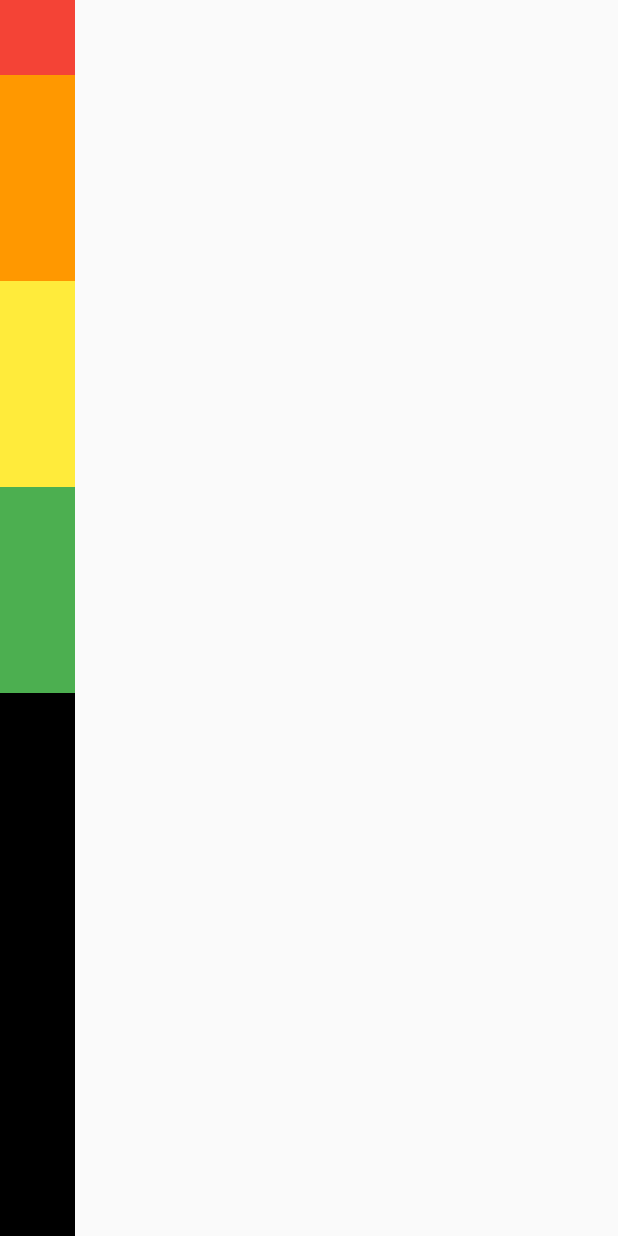
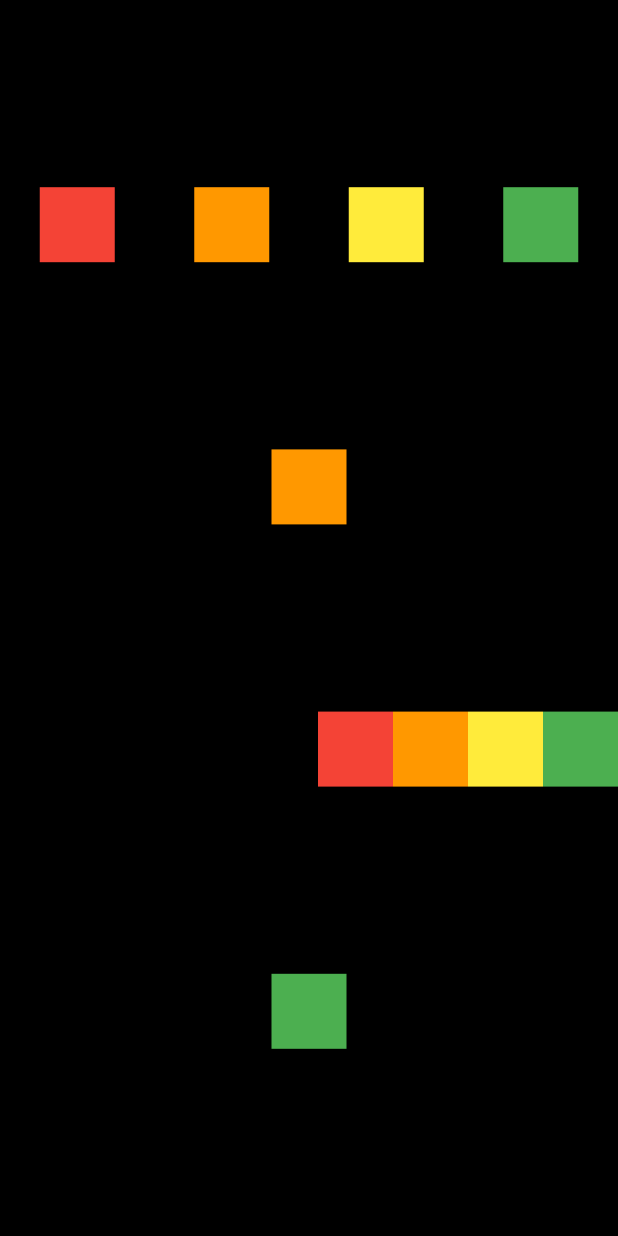
Before and after one commit to yh0921k/flutter_playground, a Flutter app: the screen it shows after launch, on a phone screen of 412 x 824 dp. Run offline on Flutter 3.47's test engine with Material 2 defaults, Android fonts, the phone set to English and light mode, and no system bars.

Commit message:
feat: Row, Column 실습 테스트

```diff
--- a/lib/screen/home_screen.dart
+++ b/lib/screen/home_screen.dart
@@ -10,42 +10,79 @@ class HomeScreen extends StatelessWidget {
         bottom: false,
         child: Container(
           color: Colors.black,
-          child: Column(
-            mainAxisAlignment: MainAxisAlignment.start,
-            crossAxisAlignment: CrossAxisAlignment.start,
-            mainAxisSize: MainAxisSize.max,
+          child: Column(mainAxisAlignment: MainAxisAlignment.spaceEvenly,
             children: [
-              Flexible(
-                flex: 3,
-                child: Container(
-                  width: 50.0,
-                  height: 50.0,
+            Row(
+              mainAxisAlignment: MainAxisAlignment.spaceAround,
+              children: [
+                Container(
                   color: Colors.red,
+                  width: 50,
+                  height: 50,
                 ),
-              ),
-              Expanded(
-                child: Container(
-                  width: 50.0,
-                  height: 50.0,
+                Container(
                   color: Colors.orange,
+                  width: 50,
+                  height: 50,
                 ),
-              ),
-              Expanded(
-                child: Container(
-                  width: 50.0,
-                  height: 50.0,
+                Container(
                   color: Colors.yellow,
+                  width: 50,
+                  height: 50,
                 ),
-              ),
-              Expanded(
-                child: Container(
-                  width: 50.0,
-                  height: 50.0,
+                Container(
                   color: Colors.green,
+                  width: 50,
+                  height: 50,
+                )
+              ],
+            ),
+            Row(
+              mainAxisAlignment: MainAxisAlignment.center,
+              children: [
+                Container(
+                  color: Colors.orange,
+                  width: 50,
+                  height: 50,
+                )
+              ],
+            ),
+            Row(
+              mainAxisAlignment: MainAxisAlignment.end,
+              children: [
+                Container(
+                  color: Colors.red,
+                  width: 50,
+                  height: 50,
                 ),
-              )
-            ],
-          ),
+                Container(
+                  color: Colors.orange,
+                  width: 50,
+                  height: 50,
+                ),
+                Container(
+                  color: Colors.yellow,
+                  width: 50,
+                  height: 50,
+                ),
+                Container(
+                  color: Colors.green,
+                  width: 50,
+                  height: 50,
+                )
+              ],
+            ),
+            Row(
+              mainAxisAlignment: MainAxisAlignment.center,
+              children: [
+                Container(
+                  color: Colors.green,
+                  width: 50,
+                  height: 50,
+                )
+              ],
+            ),
+          ]),
         ),
       ),
     );
```
